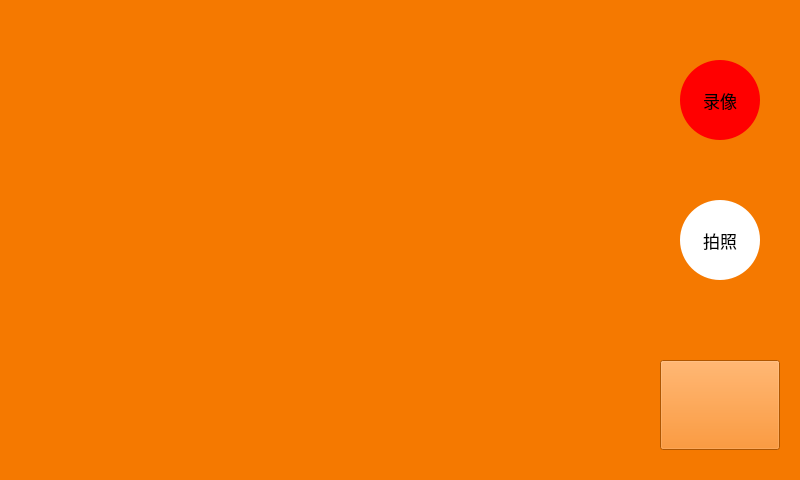
Xxx-720/tspi-camera-v4l2, file cam.ui: the form before one commit.
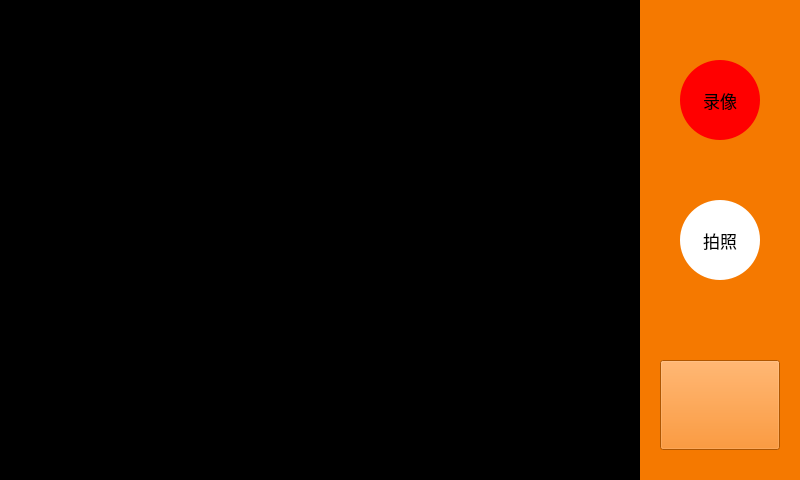
The form after the commit.

Patch:
```diff
--- a/cam.ui
+++ b/cam.ui
@@ -121,6 +121,9 @@
      <height>480</height>
     </rect>
    </property>
+   <property name="styleSheet">
+    <string notr="true">background-color: rgb(0, 0, 0);</string>
+   </property>
    <property name="text">
     <string/>
    </property>
```
